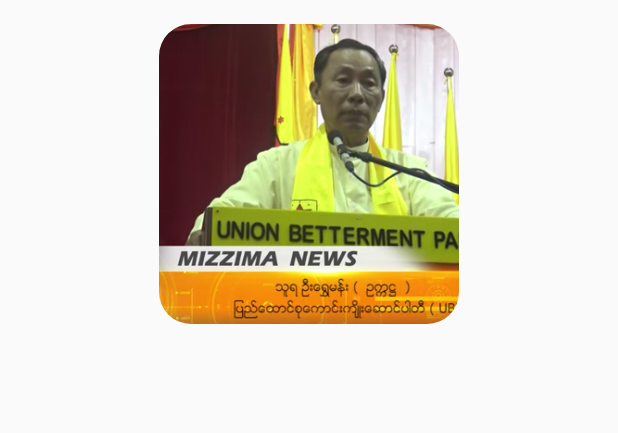
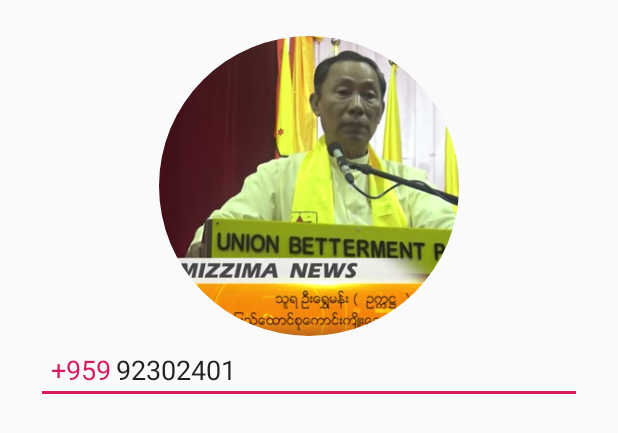
Before and after one commit to TheintSuu/PADC-X_Custom-View_By_TSH, an Android app: the layout activity_modify_custom_view.xml on its own in the app's theme, with its tools: preview values and no code run, on a phone screen of 412 x 824 dp. Shown: the top 433 px of the screen. Run offline under Robolectric (Android 15) with nearby library versions, the phone set to English and light mode, and no system bars; network calls fail.

Commit message:
Prefix Custom Edit Text with Custom Attributes by tsh

```diff
--- a/app/src/main/java/com/padcmyanmar/padcx/padc_x_recyclerview_ypst/veiws/component/RoundedCornerImageView.kt
+++ b/app/src/main/java/com/padcmyanmar/padcx/padc_x_recyclerview_ypst/veiws/component/RoundedCornerImageView.kt
@@ -6,13 +6,22 @@ import android.graphics.Path
 import android.graphics.RectF
 import android.util.AttributeSet
 import androidx.appcompat.widget.AppCompatImageView
+import androidx.core.content.withStyledAttributes
+import com.padcmyanmar.padcx.padc_x_recyclerview_ypst.R
+
 
 class RoundedCornerImageView @JvmOverloads constructor(
-    context : Context, attrs : AttributeSet, defStyleAttrs : Int =0
+    context : Context, attrs : AttributeSet ?= null, defStyleAttrs : Int =0
 )  : AppCompatImageView(context, attrs, defStyleAttrs){
-    private var cornerRadius = 32f
+    private var cornerRadius = 0f
 
     private val path = Path()
+
+    init {
+        context.withStyledAttributes(attrs, R.styleable.RoundedCornerImageView){
+            cornerRadius = getDimension(R.styleable.RoundedCornerImageView_cornerRadius, 0f)
+        }
+    }
 
     override fun onDraw(canvas: Canvas?) {
         val rectangle = RectF(0f, 0f, width.toFloat(), height.toFloat())
--- /dev/null
+++ b/app/src/main/java/com/padcmyanmar/padcx/padc_x_recyclerview_ypst/veiws/viewpods/PrefixCustomEditText.kt
@@ -0,0 +1,53 @@
+package com.padcmyanmar.padcx.padc_x_recyclerview_ypst.veiws.viewpods
+
+import android.content.Context
+import android.graphics.Canvas
+import android.graphics.Color
+import android.graphics.Rect
+import android.util.AttributeSet
+import androidx.appcompat.widget.AppCompatEditText
+import androidx.core.content.withStyledAttributes
+import com.padcmyanmar.padcx.padc_x_recyclerview_ypst.R
+
+class PrefixCustomEditText (
+    context: Context, attrs : AttributeSet
+) : AppCompatEditText(context, attrs) {
+    private var mPrefix = "+95"
+
+    private var mPrefixColor = Color.BLACK
+
+    private var mPrefixRect = Rect()
+
+    init {
+        context.withStyledAttributes(attrs, R.styleable.PrefixCustomEditText){
+            mPrefix = getString(R.styleable.PrefixCustomEditText_prefix) ?: mPrefix
+            mPrefixColor = getColor(R.styleable.PrefixCustomEditText_prefixColor, mPrefixColor )
+        }
+    }
+
+    override fun onMeasure(widthMeasureSpec: Int, heightMeasureSpec: Int) {
+        super.onMeasure(widthMeasureSpec, heightMeasureSpec)
+
+        paint.getTextBounds(mPrefix, 0, mPrefix.length, mPrefixRect)
+
+        mPrefixRect.right += paint.measureText(" ").toInt()
+    }
+
+    override fun onDraw(canvas: Canvas?) {
+        paint.color = mPrefixColor
+
+        canvas?.drawText(
+            mPrefix,
+            super.getCompoundPaddingLeft().toFloat(),
+            baseline.toFloat(),
+            paint
+        )
+        super.onDraw(canvas)
+    }
+
+    override fun getCompoundPaddingLeft(): Int {
+        return super.getCompoundPaddingLeft() + mPrefixRect.width()
+    }
+
+
+}
--- a/app/src/main/res/layout/activity_modify_custom_view.xml
+++ b/app/src/main/res/layout/activity_modify_custom_view.xml
@@ -1,18 +1,29 @@
 <?xml version="1.0" encoding="utf-8"?>
-<androidx.core.widget.NestedScrollView
-    xmlns:android="http://schemas.android.com/apk/res/android" android:layout_width="match_parent"
-    android:layout_height="match_parent">
+<androidx.core.widget.NestedScrollView xmlns:android="http://schemas.android.com/apk/res/android"
+    android:layout_width="match_parent"
+    android:layout_height="match_parent"
+    xmlns:app="http://schemas.android.com/apk/res-auto">
     <LinearLayout
         android:layout_width="match_parent"
         android:layout_height="match_parent"
         android:orientation="vertical"
+        android:layout_margin="@dimen/margin_medium"
         android:padding="16sp">
         <com.padcmyanmar.padcx.padc_x_recyclerview_ypst.veiws.component.RoundedCornerImageView
             android:layout_width="200dp"
             android:layout_height="200dp"
             android:scaleType="centerCrop"
+            app:cornerRadius="100dp"
             android:layout_gravity="center"
             android:src="@drawable/news_sample"/>
+        <com.padcmyanmar.padcx.padc_x_recyclerview_ypst.veiws.viewpods.PrefixCustomEditText
+            android:layout_width="match_parent"
+            android:layout_height="wrap_content"
+            android:inputType="number"
+            android:text="92302401"
+            app:prefix="+959"
+            app:prefixColor="@color/colorAccent"
+            android:paddingLeft="10dp"/>
     </LinearLayout>
 
 </androidx.core.widget.NestedScrollView>
--- /dev/null
+++ b/app/src/main/res/values/attrs.xml
@@ -0,0 +1,11 @@
+<?xml version="1.0" encoding="utf-8"?>
+<resources>
+    <declare-styleable name="RoundedCornerImageView">
+        <attr name = "cornerRadius" format="dimension"/>
+    </declare-styleable>
+
+    <declare-styleable name="PrefixCustomEditText">
+        <attr name= "prefix" format="string"/>
+        <attr name="prefixColor" format="color"/>
+    </declare-styleable>
+</resources>
```
